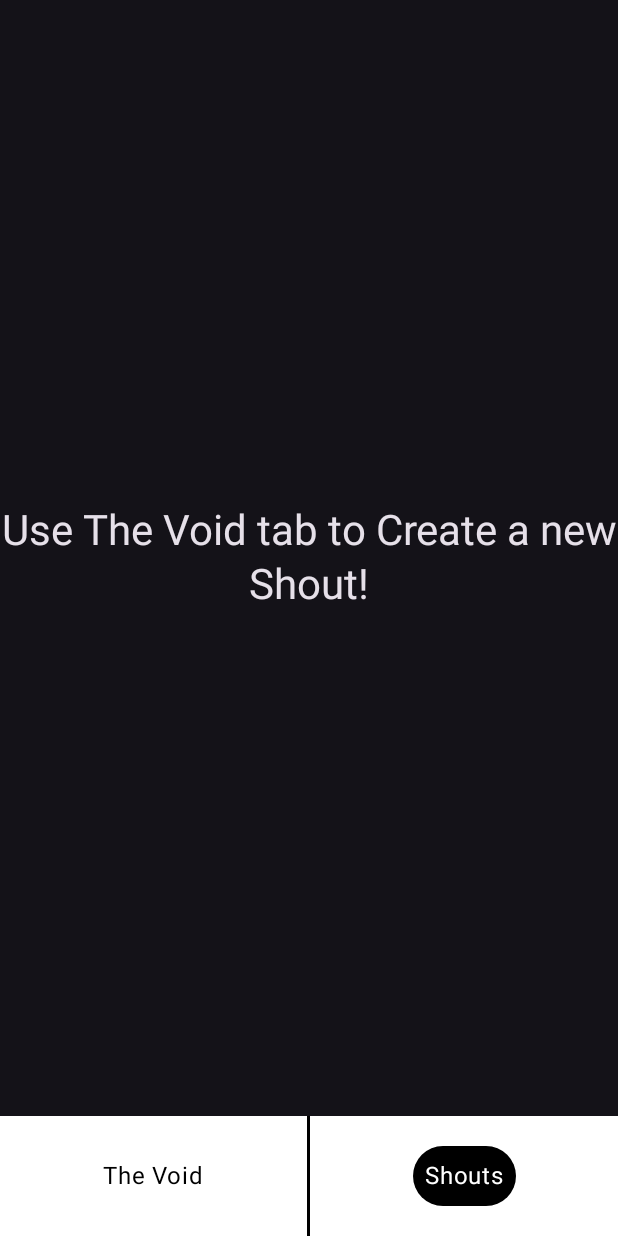
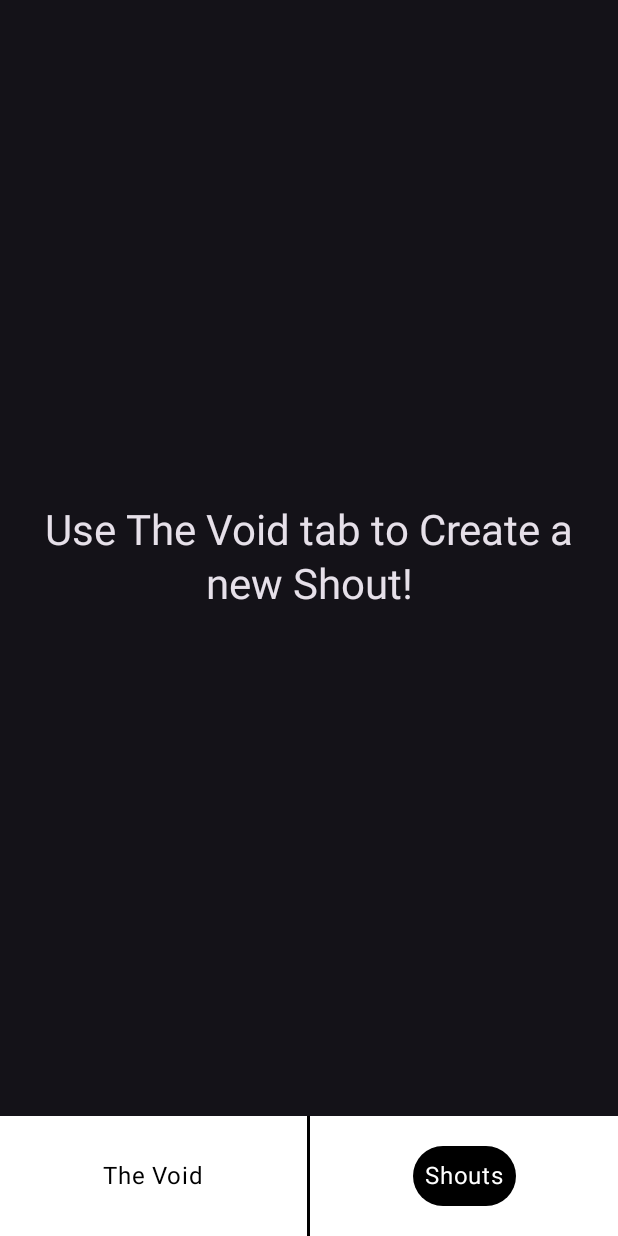
Before and after one commit to ahugenb333/The-Void, an Android app built with Jetpack Compose: the screen it shows after launch (MainActivity), after a tap on "Shouts", on a phone screen of 412 x 824 dp. Run offline under Robolectric (Android 15) with nearby library versions, the phone set to English and light mode, and no system bars.

Commit message:
visual touch-up

```diff
--- a/app/src/main/java/com/ahugenb/tv/MainActivity.kt
+++ b/app/src/main/java/com/ahugenb/tv/MainActivity.kt
@@ -17,6 +17,7 @@ import androidx.compose.ui.graphics.Color
 import androidx.lifecycle.compose.collectAsStateWithLifecycle
 import androidx.lifecycle.viewmodel.compose.viewModel
 import com.ahugenb.tv.shoutscreen.ShoutScreen
+import com.ahugenb.tv.ui.theme.Black
 import com.ahugenb.tv.ui.theme.TheVoidTheme
 import com.ahugenb.tv.voidscreen.VoidScreen
 import java.io.File
@@ -38,7 +39,7 @@ class MainActivity : ComponentActivity() {
             val mainState = viewModel.mainState.collectAsStateWithLifecycle().value
 
             TheVoidTheme {
-                Surface(modifier = Modifier.fillMaxSize(), color = Color.Black) {
+                Surface(modifier = Modifier.fillMaxSize(), color = Black) {
                     VoidAppScreen(
                         currentScreen = mainState.currentScreen,
                         onNavigationItemSelected = viewModel::onNavigationItemSelected,
--- a/app/src/main/java/com/ahugenb/tv/shoutscreen/ConfirmDeleteDialog.kt
+++ b/app/src/main/java/com/ahugenb/tv/shoutscreen/ConfirmDeleteDialog.kt
@@ -11,6 +11,7 @@ import androidx.compose.material3.Text
 import androidx.compose.runtime.Composable
 import androidx.compose.ui.Alignment
 import androidx.compose.ui.Modifier
+import androidx.compose.ui.text.style.TextAlign
 import androidx.compose.ui.unit.dp
 import com.ahugenb.tv.ShoutItem
 
@@ -28,9 +29,10 @@ fun ConfirmDeleteDialog(
             horizontalAlignment = Alignment.CenterHorizontally
         ) {
             Text(
-                text = "Are you sure you want to delete ${shoutItem.displayName}?",
+                text = "Are you sure you want to delete\r\n${shoutItem.displayName}?",
                 style = MaterialTheme.typography.bodyMedium,
-                modifier = Modifier.padding(bottom = 16.dp)
+                modifier = Modifier.padding(bottom = 16.dp),
+                textAlign = TextAlign.Center
             )
 
             Row(
--- a/app/src/main/java/com/ahugenb/tv/shoutscreen/ShoutScreen.kt
+++ b/app/src/main/java/com/ahugenb/tv/shoutscreen/ShoutScreen.kt
@@ -2,6 +2,7 @@ package com.ahugenb.tv.shoutscreen
 
 import androidx.compose.foundation.layout.Box
 import androidx.compose.foundation.layout.fillMaxSize
+import androidx.compose.foundation.layout.padding
 import androidx.compose.foundation.lazy.LazyColumn
 import androidx.compose.foundation.lazy.items
 import androidx.compose.material3.MaterialTheme
@@ -13,6 +14,7 @@ import androidx.compose.ui.Alignment
 import androidx.compose.ui.Modifier
 import androidx.compose.ui.text.TextStyle
 import androidx.compose.ui.text.style.TextAlign
+import androidx.compose.ui.unit.dp
 import androidx.compose.ui.unit.sp
 import com.ahugenb.tv.ShoutItem
 import com.ahugenb.tv.ShoutItemListener
@@ -64,6 +66,7 @@ fun ShoutScreen(
                 text = "Use The Void tab to Create a new Shout!",
                 textAlign = TextAlign.Center,
                 style = MaterialTheme.typography.headlineMedium,
+                modifier = Modifier.padding(16.dp)
             )
         }
     } else {
--- a/app/src/main/java/com/ahugenb/tv/ui/theme/Color.kt
+++ b/app/src/main/java/com/ahugenb/tv/ui/theme/Color.kt
@@ -4,3 +4,5 @@ import androidx.compose.ui.graphics.Color
 
 val PurpleGrey80 = Color(0xFFCCC2DC)
 val Pink80 = Color(0xFFEFB8C8)
+
+val Black = Color(0x00000000)
--- a/app/src/main/java/com/ahugenb/tv/ui/theme/Theme.kt
+++ b/app/src/main/java/com/ahugenb/tv/ui/theme/Theme.kt
@@ -14,7 +14,7 @@ private val DarkColorScheme = darkColorScheme(
     primary = Color.White,
     secondary = PurpleGrey80,
     tertiary = Pink80,
-    surface = Color.Black
+    surface = Black
 )
 
 @Composable
```
